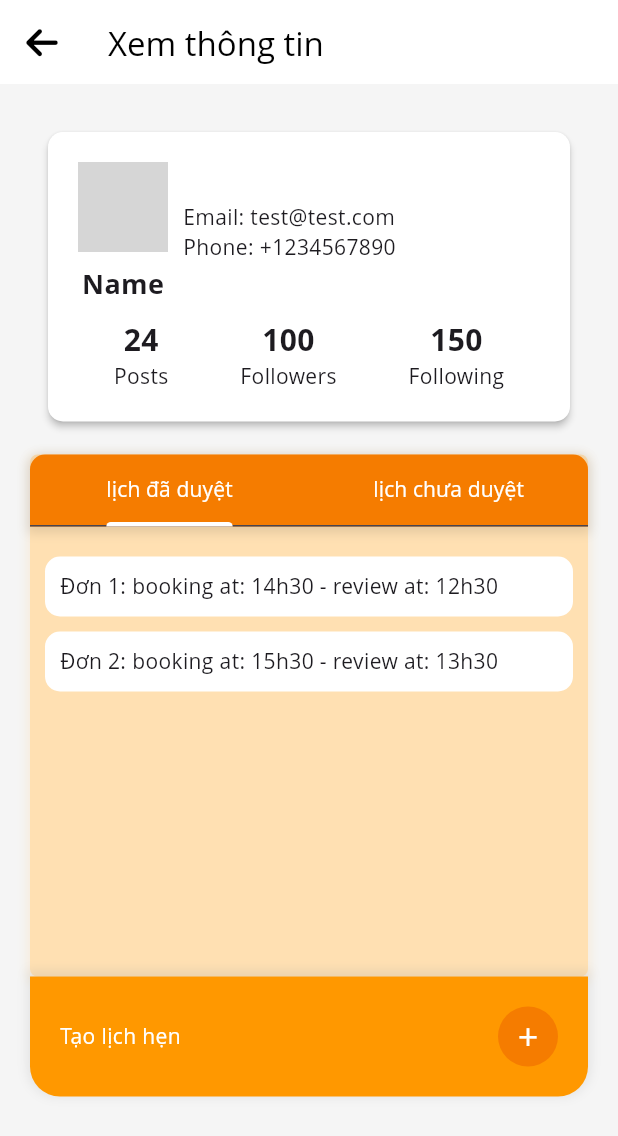
After one commit to CapstoneProjectFA24/movemate-staff, a Flutter app: the OrderScreen screen opened by its route, on a phone screen of 412 x 824 dp. The commit adds this screen. Shown: the top 1136 px of the screen. Run offline on Flutter 3.47's test engine with Material 3 defaults, Android fonts, the phone set to English and light mode, and no system bars; our stand-ins replace animate_do, auto_route, dio, firebase_auth, firebase_core, flutter_hooks and 9 more; accounts and stored records are empty; generated files the repository leaves out were written again; network calls fail; Roboto replaces fonts that are missing (Open Sans); grey boxes are pictures that could not be loaded.

Commit message:
reviewer ui

```diff
--- /dev/null
+++ b/lib/features/order/presentation/screen/order_screen.dart
@@ -0,0 +1,42 @@
+import 'package:flutter/material.dart';
+import 'package:font_awesome_flutter/font_awesome_flutter.dart';
+import 'package:auto_route/auto_route.dart';
+import 'package:movemate_staff/features/order/presentation/widgets/Profile_card.dart';
+import 'package:movemate_staff/features/order/presentation/widgets/TabView.dart';
+import 'package:movemate_staff/features/order/presentation/widgets/card_footer_schedule.dart';
+
+@RoutePage()
+class OrderScreen extends StatelessWidget {
+  @override
+  Widget build(BuildContext context) {
+    return Scaffold(
+      backgroundColor: const Color(0xFFF5F5F5),
+      appBar: AppBar(
+        backgroundColor: Colors.white,
+        elevation: 0,
+        leading: IconButton(
+          icon: Icon(FontAwesomeIcons.arrowLeft, color: Colors.black),
+          onPressed: () {
+            context.router.pop();
+          },
+        ),
+        title: const Text(
+          'Xem thông tin',
+          style: TextStyle(color: Colors.black),
+        ),
+      ),
+      body: Padding(
+        padding: const EdgeInsets.all(20.0),
+        child: ListView(
+          children: [
+            buildProfileCard(),
+            const SizedBox(height: 10),
+            buildTabView(),
+            buildFooter(),
+            const SizedBox(height: 10),
+          ],
+        ),
+      ),
+    );
+  }
+}
--- /dev/null
+++ b/lib/features/order/presentation/widgets/Profile_card.dart
@@ -0,0 +1,75 @@
+import 'package:flutter/material.dart';
+
+Widget buildProfileCard() {
+    return Padding(
+      padding: const EdgeInsets.all(8.0),
+      child: Card(
+        color: Colors.white,
+        shape: RoundedRectangleBorder(borderRadius: BorderRadius.circular(10)),
+        elevation: 2,
+        child: Padding(
+          padding: const EdgeInsets.all(20.0),
+          child: Column(
+            children: [
+              const Row(
+                children: [
+                  Column(
+                    mainAxisAlignment: MainAxisAlignment.center,
+                    crossAxisAlignment: CrossAxisAlignment.center,
+                    children: [
+                      CircleAvatar(
+                        radius: 30,
+                        backgroundImage: NetworkImage(
+                            'https://storage.googleapis.com/a1aa/image/UaxuYrBuKEaeAa1Vh7L2JjP5KP9QAU9PIreWXN0Wf4YL7dSnA.jpg'),
+                      ),
+                      SizedBox(height: 8),
+                      Text(
+                        'Name',
+                        style: TextStyle(
+                          fontSize: 18,
+                          fontWeight: FontWeight.bold,
+                        ),
+                      ),
+                    ],
+                  ),
+                  SizedBox(width: 10),
+                  Expanded(
+                    child: Column(
+                      crossAxisAlignment: CrossAxisAlignment.start,
+                      children: [
+                        Text('Email: test@test.com'),
+                        Text('Phone: +1234567890'),
+                      ],
+                    ),
+                  ),
+                ],
+              ),
+              SizedBox(height: 10),
+              Row(
+                mainAxisAlignment: MainAxisAlignment.spaceAround,
+                children: [
+                  buildStat('Posts', '24'),
+                  buildStat('Followers', '100'),
+                  buildStat('Following', '150'),
+                ],
+              )
+            ],
+          ),
+        ),
+      ),
+    );
+  }
+    Widget buildStat(String title, String value) {
+    return Column(
+      children: [
+        Text(
+          value,
+          style: TextStyle(
+            fontSize: 20,
+            fontWeight: FontWeight.bold,
+          ),
+        ),
+        Text(title),
+      ],
+    );
+  }
--- /dev/null
+++ b/lib/features/order/presentation/widgets/TabView.dart
@@ -0,0 +1,60 @@
+import 'package:flutter/material.dart';
+import 'package:movemate_staff/features/order/presentation/widgets/order_success.dart';
+import 'package:movemate_staff/features/order/presentation/widgets/order_waiting.dart';
+
+Widget buildTabView() {
+  return DefaultTabController(
+    length: 2,
+    child: Container(
+      decoration: BoxDecoration(
+        color: Colors.orange[100],
+        borderRadius: BorderRadius.circular(5), // Bo tròn cho Container
+        boxShadow: [
+          BoxShadow(
+            color: Colors.orange.withOpacity(0.1), // Màu bóng
+            spreadRadius: 2, // Độ lan tỏa
+            blurRadius: 5, // Độ mờ
+            offset: Offset(0, 2), // Vị trí bóng
+          ),
+        ],
+      ),
+      child: Column(
+        children: [
+          Container(
+            decoration: BoxDecoration(
+              color: Colors.orange[700],
+              borderRadius: BorderRadius.vertical(
+                  top: Radius.circular(10)), // Bo tròn cho Container
+              boxShadow: [
+                BoxShadow(
+                  color: Colors.black.withOpacity(0.1), // Màu bóng
+                  spreadRadius: 2, // Độ lan tỏa
+                  blurRadius: 5, // Độ mờ
+                  offset: Offset(0, 2), // Vị trí bóng
+                ),
+              ],
+            ),
+            child: const TabBar(
+              tabs: [
+                Tab(text: 'lịch đã duyệt'),
+                Tab(text: 'lịch chưa duyệt'),
+              ],
+              indicatorColor: Colors.white,
+              labelColor: Colors.white,
+              unselectedLabelColor: Colors.white,
+            ),
+          ),
+          SizedBox(
+            height: 300, // Adjust height as needed
+            child: TabBarView(
+              children: [
+                buildScheduleSection(),
+                buildCreateScheduleSection(),
+              ],
+            ),
+          ),
+        ],
+      ),
+    ),
+  );
+}
--- /dev/null
+++ b/lib/features/order/presentation/widgets/card_footer_schedule.dart
@@ -0,0 +1,31 @@
+import 'package:flutter/material.dart';
+
+  Widget buildFooter() {
+    return Container(
+      padding: const EdgeInsets.all(20),
+      decoration: BoxDecoration(
+        color: Colors.orange,
+        borderRadius: const BorderRadius.vertical(bottom: Radius.circular(20)),
+        boxShadow: [
+          BoxShadow(
+            color: Colors.grey.withOpacity(0.2),
+            spreadRadius: 2,
+            blurRadius: 5,
+            offset: const Offset(0, -2),
+          ),
+        ],
+      ),
+      child: Row(
+        mainAxisAlignment: MainAxisAlignment.spaceBetween,
+        children: [
+          Text('Tạo lịch hẹn', style: TextStyle(color: Colors.white)),
+          CircleAvatar(
+            radius: 20,
+            backgroundColor: Colors.orange[700],
+            child:
+                Text('+', style: TextStyle(color: Colors.white, fontSize: 24)),
+          ),
+        ],
+      ),
+    );
+  }
--- /dev/null
+++ b/lib/features/order/presentation/widgets/order_success.dart
@@ -0,0 +1,12 @@
+import 'package:flutter/material.dart';
+import 'package:movemate_staff/features/order/presentation/widgets/schedule_item.dart';
+
+  Widget buildScheduleSection() {
+    return ListView(
+      padding: const EdgeInsets.all(10),
+      children: [
+        buildScheduleItem('Đơn 1: booking at: 14h30 - review at: 12h30'),
+        buildScheduleItem('Đơn 2: booking at: 15h30 - review at: 13h30'),
+      ],
+    );
+  }
--- /dev/null
+++ b/lib/features/order/presentation/widgets/order_waiting.dart
@@ -0,0 +1,12 @@
+import 'package:flutter/material.dart';
+import 'package:movemate_staff/features/order/presentation/widgets/schedule_item.dart';
+
+Widget buildCreateScheduleSection() {
+  return ListView(
+    padding: const EdgeInsets.all(10),
+    children: [
+      buildScheduleItem('Đơn 3: booking at: 14h30 - review at: 12h30'),
+      buildScheduleItem('Đơn 4: booking at: 15h30 - review at: 13h30'),
+    ],
+  );
+}
```
Also changed, not shown: lib/configs/routes/app_router.dart (+8 -0 lines), lib/features/driver/presentation/screen/driver_screen.dart (added, +253 -0 lines), lib/features/home/presentation/screens/home_screen.dart (+19 -0 lines), lib/features/order/presentation/widgets/schedule_item.dart (added, +13 -0 lines), lib/configs/routes/app_router.gr.dart, 1 other file.
